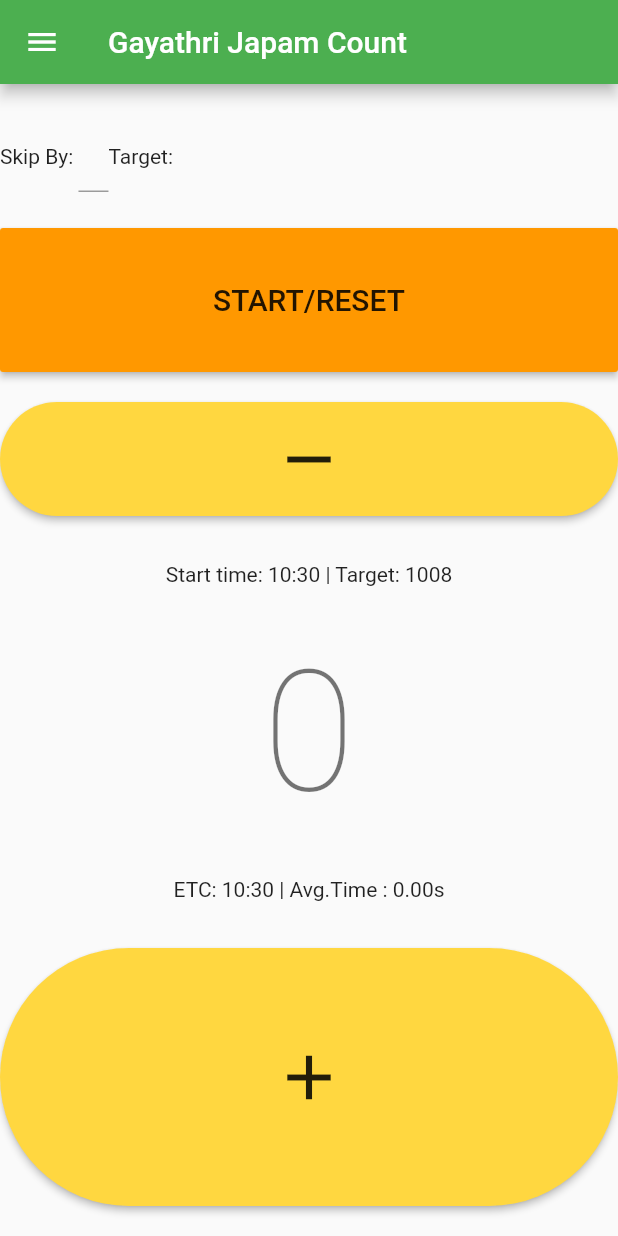
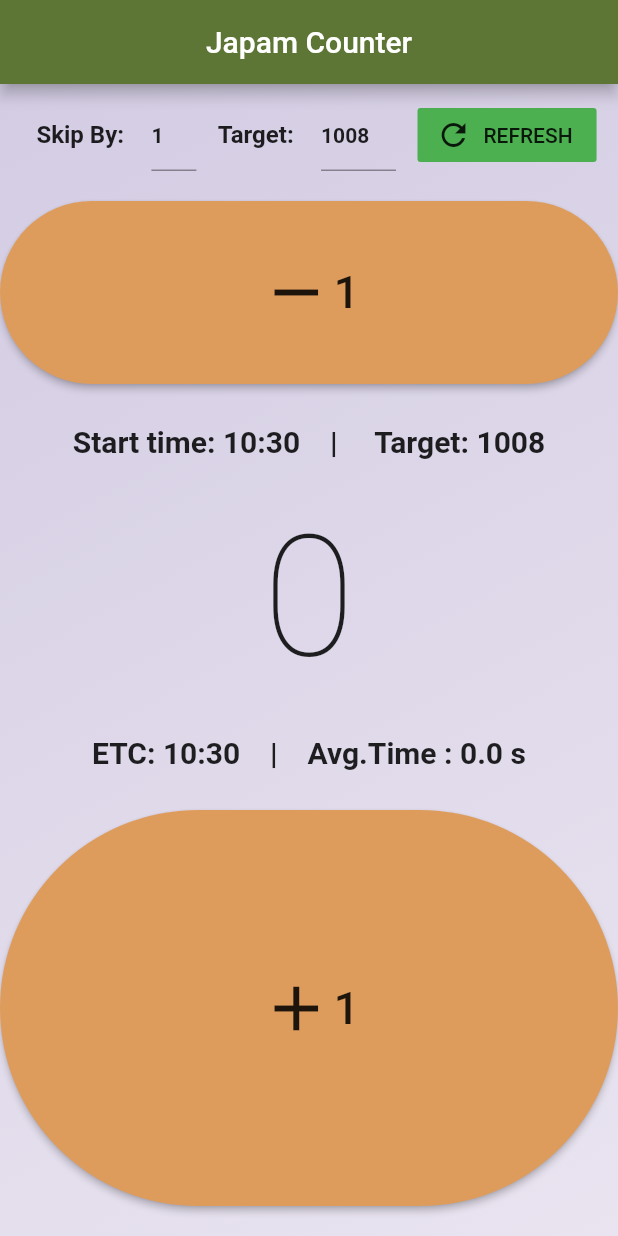
Before and after one commit to sidgan22/mantra_counter, a Flutter app: the screen it shows after launch, on a phone screen of 412 x 824 dp. Run offline on Flutter 3.47's test engine with Material 2 defaults, Android fonts, the light colour scheme and no system bars; our stand-ins replace flushbar, shared_preferences.

```diff
--- a/lib/screens/HomePage.dart
+++ b/lib/screens/HomePage.dart
@@ -1,175 +1,168 @@
 import 'package:flutter/material.dart';
+import 'package:flushbar/flushbar.dart';
+import 'package:flutter/services.dart';
+import 'package:intl/intl.dart';
+
 import 'package:shared_preferences/shared_preferences.dart';
 class HomePage extends StatefulWidget {
   @override
   _HomePageState createState() => _HomePageState();
 }
-
+final gkey = GlobalKey<ScaffoldState>();
 class _HomePageState extends State<HomePage> {
   int _counter = 0;
-  String eta="";
+
   String sttime;
   DateTime startTime;
   DateTime timeNow;
   DateTime etafinal=DateTime.now();
   var timeDiff;
+  int skValue=1;
+  int tgValue=1008;
   var t;
   var avgTime=0.0000;
   @override
   void initState() {
     super.initState();
     _loadCounter();
-  }
-
-  //Loading counter value on start
-  _loadCounter() async {
-    SharedPreferences prefs = await SharedPreferences.getInstance();
     setState(() {
-      sttime = DateTime.now().hour.toString()+':'+DateTime.now().minute.toString();
-      startTime = DateTime.now();
-      prefs.setString('starttime', sttime);
-      _counter = (prefs.getInt('counter') ?? 0);
-      etafinal=DateTime.now();
-
-      if(prefs.getInt('counter')==0)
-      {
-        _loadStartTime();
-      }
+      targetController.text='1008';
+      skipController.text='1';
     });
   }
-  _resetValue() async{
-    SharedPreferences prefs = await SharedPreferences.getInstance();
-    setState(() {
-      startTime = DateTime.now();
-      sttime = DateTime.now().hour.toString()+':'+DateTime.now().minute.toString();
-      prefs.setString('starttime', sttime);
-      _counter = 0 ;
-      etafinal=DateTime.now();
-      avgTime=0;
-      prefs.setInt('counter', _counter);
-    });
-  }
-  //Incrementing counter after click
-  _incrementCounter() async {
-    SharedPreferences prefs = await SharedPreferences.getInstance();
-
-    setState(() {
-
-      _counter = (prefs.getInt('counter') ?? 0) + 1;
-      timeNow = DateTime.now();
-      timeDiff = timeNow.difference(startTime).inSeconds.floor();
-      avgTime = timeDiff/_counter;
-      t = (avgTime*1008).floor();
-      print(t);
-      etafinal = startTime.add(Duration(seconds:t));
-      prefs.setInt('counter', _counter);
-    });
-
-  }
-  _decrementCounter() async {
-    SharedPreferences prefs = await SharedPreferences.getInstance();
-    setState(() {
-      var cnt = prefs.getInt('counter');
-      if(cnt>0)
-
-      {
-        _counter = (prefs.getInt('counter') ?? 0) - 1;
-        timeNow = DateTime.now();
-        timeDiff = timeNow.difference(startTime).inSeconds;
-        avgTime = timeDiff/_counter;
+  TextEditingController skipController=TextEditingController();
+  TextEditingController targetController = TextEditingController();
 
 
-        t = (avgTime*1008).floor();
-        etafinal = startTime.add(Duration(seconds:t));
-        prefs.setInt('counter', _counter);
 
-      }
-    });
-  }
-  _loadStartTime() async{
-    SharedPreferences prefs = await SharedPreferences.getInstance();
-    setState(() {
-      sttime = (prefs.getString('starttime') ?? "");
-    });
-  }
-  TextEditingController skipController,targetController;
-  FocusNode skFocus=FocusNode(),tgFocus=FocusNode();
   @override
   Widget build(BuildContext context) {
     var ht = (MediaQuery.of(context).size/3).toString();
+    var txt = Theme.of(context).textTheme;
 
     return Scaffold(
+      key: gkey,
       appBar: AppBar(
-        title: Text('Gayathri Japam Count'),
+        backgroundColor: Color(0xff5D7635),
+        title: Text('Japam Counter'),
+        centerTitle: true,
+//        actions: <Widget>[
+//          FlatButton.icon(onPressed: (){}, icon: Icon(Icons.settings,color: Colors.white,),label: Text(''),)
+//        ],
       ),
-      drawer:Drawer(
-        child: Container(),
+
+      body: Container(
+        decoration: BoxDecoration(
+          gradient: LinearGradient(
+              begin: Alignment.topLeft,
+              end: Alignment.bottomRight,
+              colors: [Color(0xffD3CCE3), Color(0xffE9E4F0)])
+
         ),
-      body: Center(
+//            height: MediaQuery.of(context).size.height,
         child: Column(
           children: <Widget>[
-            Expanded(
-              flex: 1,
-              child:
-                Row(
+            Padding(
+              padding: const EdgeInsets.only(top:10.0,left:10.0),
+              child: Row(
+                mainAxisAlignment: MainAxisAlignment.spaceEvenly,
                 children: <Widget>[
-                    Text('Skip By: '),
+                  Text('Skip By: ',style: TextStyle(fontWeight: FontWeight.bold,fontSize: txt.subtitle1.fontSize,),),
                   Container(
-                      width:20,
-                      child: TextFormField(
-                        style: TextStyle(fontSize: 12),
-                        onChanged: skipBy(),
-                        focusNode: skFocus,
+                    width: 30.0,
+                    child:TextField(
+                      inputFormatters: [LengthLimitingTextInputFormatter(3),WhitelistingTextInputFormatter.digitsOnly,],
+                      maxLengthEnforced: true,
+                      style: TextStyle(fontWeight: FontWeight.bold,fontSize: txt.bodyText1.fontSize,),
+                      keyboardType: TextInputType.number,
                       controller: skipController,
+
+                      onSubmitted: (val){
+                        if(int.parse(skipController.text)<=0 || int.parse(skipController.text)>tgValue ) {
+                          setState(() {
+                            skipController.text = '1';
+                            skValue = 1;
+                          });
+                        }
+                      },
+                        onChanged: (val){
+                        setState(() {
+                          skValue=int.parse(skipController.text);
+                        });},
+
+//                      InputDecoration(
+//                          focusedBorder: UnderlineInputBorder(
+//                              borderSide: BorderSide(color: Colors.green))),
                     ),
                   ),
-                    Text('Target: ')
+
+                  Text('Target: ',style: TextStyle(fontWeight: FontWeight.bold,fontSize: txt.subtitle1.fontSize,)),
+                  Container(
+                      width: 50.0,
+                      child: TextField(
+                        inputFormatters: [LengthLimitingTextInputFormatter(4),WhitelistingTextInputFormatter.digitsOnly,],
+                        style: TextStyle(fontWeight: FontWeight.bold,fontSize: txt.bodyText1.fontSize,),
+                        controller: targetController,
+                        autofocus: false,
+                        onSubmitted: (val){if(int.parse(targetController.text)<=0){
+                          setState(() {
+                            targetController.text='1';
+                            tgValue=1;
+                          });}
+
+                        },
+
+                        onChanged: (val){setState(() {
+                          tgValue=int.parse(targetController.text);
+                          _resetValue();
+                        });},
+                        keyboardType: TextInputType.number,
+                      ),),
+
+                  FlatButton.icon(onPressed: _resetValue, icon: Icon(Icons.refresh,), label: Text('REFRESH',style: txt.bodyText1,),color: Colors.green,),
+
+
                 ],
-                )
               ),
-            Expanded(
-              flex: 1,
-              child:RaisedButton(
-                color: Colors.orange,
-                onPressed: _resetValue,
-                child: Container(
-                  width: MediaQuery.of(context).size.width,
-                  child:
-                  Center(child: Text('START/RESET',style:Theme.of(context).textTheme.headline6,),),
-                ),
-              ) ,
             ),
 
             Expanded(
               flex: 1,
               child: Padding(
-
                 padding: EdgeInsets.only(top:20.0),
                 child: RaisedButton(
                   shape:  RoundedRectangleBorder(borderRadius:BorderRadius.circular(250.0)),
-                  color: Colors.amberAccent,
+                  color: Color(0xffDD9C5C),
                   onPressed: _decrementCounter,
                   child: Container(
-                      height: 80.0,
+                      height: 60.0,
                       width: MediaQuery.of(context).size.width,
-                      child:Icon(Icons.remove,size: 50.0,)
+                      child:Row(
+                        mainAxisAlignment: MainAxisAlignment.center,
+                        children: <Widget>[
+                          Icon(Icons.remove,size: 50.0,),
+                          Text(skValue.toString(),style: TextStyle(fontSize: 30),)
+                        ],
+                      )
                   ),
                 ),
               ),
             ),
 //            SizedBox(height: MediaQuery.of(context).size.height/6,),
             Expanded(
-              flex: 3,
-              child: Center(child:
+              flex: 2,
+              child: Center(
+                  child:
               Column(
                 mainAxisAlignment: MainAxisAlignment.spaceEvenly,
                 children: <Widget>[
-                  Text('Start time: $sttime | Target: 1008'),
+                  Text('Start time: $sttime \t\t | \t\t  Target: $tgValue',style: TextStyle(fontWeight: FontWeight.bold,fontSize: 20,)),
                   Text(
                     '$_counter',
-                    style: Theme.of(context).textTheme.headline1,
+//                      style: Theme.of(context).textTheme.headline1,
+                      style: TextStyle(fontWeight: FontWeight.w200,fontSize: Theme.of(context).textTheme.headline1.fontSize,)
                   ),
-                  Text('ETC: ${etafinal.hour}:${etafinal.minute} | Avg.Time : ${avgTime.toStringAsPrecision(3)}s')
+                  Text('ETC: ${etafinal.hour}:${DateFormat('mm').format(etafinal)} \t\t | \t\t Avg.Time : ${avgTime.toStringAsPrecision(2)} s',style: TextStyle(fontWeight: FontWeight.bold,fontSize: 20,))
                 ],
               )),
             ),
@@ -179,12 +172,18 @@ class _HomePageState extends State<HomePage> {
                 padding: EdgeInsets.only(bottom:20.0),
                 child: RaisedButton(
                     shape:  RoundedRectangleBorder(borderRadius:BorderRadius.circular(250.0)),
-                  color: Colors.amberAccent,
-                  onPressed: _incrementCounter,
+                  color: Color(0xffDD9C5C),
+                  onPressed:_incrementCounter,
                   child: Container(
                       margin: EdgeInsets.all(20),
                       width: MediaQuery.of(context).size.width,
-                      child:Center(child: Icon(Icons.add,size: 50,))
+                      child:Center(child: Row(
+                        mainAxisAlignment: MainAxisAlignment.center,
+                        children: <Widget>[
+                          Icon(Icons.add,size: 50,),
+                          Text(skValue.toString(),style: TextStyle(fontSize: 30),)
+                        ],
+                      ))
                   ),
                 ),
               ) ,
@@ -197,8 +196,127 @@ class _HomePageState extends State<HomePage> {
     );
   }
 
-  skipBy() {
+//Loading counter value on start
+  _loadCounter() async {
+    SharedPreferences prefs = await SharedPreferences.getInstance();
+    setState(() {
+      sttime =DateTime.now().hour.toString()+':'+DateFormat('mm').format(DateTime.now()).toString();
+      startTime = DateTime.now();
+//      prefs.setString('starttime', sttime);
+//      _counter = (prefs.getInt('counter') ?? 0);
+      _counter = 0;
+      etafinal=DateTime.now();
 
+//      if(prefs.getInt('counter')==0)
+//      {
+//        _loadStartTime();
+//      }
+    });
+  }
+  _resetValue() async{
+    SharedPreferences prefs = await SharedPreferences.getInstance();
+    setState(() {
+      startTime = DateTime.now();
+      sttime = DateTime.now().hour.toString()+':'+DateFormat('mm').format(DateTime.now()).toString();
+      prefs.setString('starttime', sttime);
+      _counter = 0 ;
+      etafinal=DateTime.now();
+      avgTime=0;
+      prefs.setInt('counter', _counter);
+    });
+  }
+  void _showDialog() {
+    // flutter defined function
+    showDialog(
+      context: context,
+      builder: (BuildContext context) {
+        // return object of type Dialog
+        return AlertDialog(
+          title: new Text("Completed"),
+          content: new Text("Average time: $avgTime s\nStart time: ${DateFormat('kk:mm').format(startTime)}\nEnd time: ${DateFormat('kk:mm').format(etafinal)}"),
+          actions: <Widget>[
+            // usually buttons at the bottom of the dialog
+            FlatButton(
+              child: new Text("Close"),
+              onPressed: () {
+                Navigator.of(context).pop();
+              },
+
+
+            ),
+            FlatButton(
+              child: new Text("Reset time"),
+              onPressed: () {
+                _resetValue();
+                Navigator.of(context).pop();
+              },),
+          ],
+        );
+      },
+    );
+  }
+  //Incrementing counter after click
+   _incrementCounter() async {
+    SharedPreferences prefs = await SharedPreferences.getInstance();
+
+    setState(() {
+
+      if(_counter+skValue<=tgValue)
+        {
+          _counter += skValue;
+//          _counter = (prefs.getInt('counter') ?? 0) + skValue;
+          timeNow = DateTime.now();
+          timeDiff = timeNow.difference(startTime).inSeconds.floor();
+          avgTime = timeDiff/_counter;
+          t = (avgTime*tgValue).floor();
+          print(t);
+          etafinal = startTime.add(Duration(seconds:t));
+//          prefs.setInt('counter', _counter);
+          if(_counter==tgValue)
+            {
+              _showDialog();
+            }
+        }
+      else
+
+      {
+        setState(() {
+          _counter=tgValue;
+        });
+
+        etafinal=DateTime.now();
+        _showDialog();
+      }
+
+
+      });
+
+  }
+  _decrementCounter() async {
+    SharedPreferences prefs = await SharedPreferences.getInstance();
+    setState(() {
+      if(_counter-skValue>=0)
+
+      {
+        _counter -= skValue;
+//        _counter = (prefs.getInt('counter') ?? 0) - skValue;
+        timeNow = DateTime.now();
+        timeDiff = timeNow.difference(startTime).inSeconds;
+        avgTime = timeDiff/_counter;
+
+
+        t = (avgTime*1008).floor();
+        etafinal = startTime.add(Duration(seconds:t));
+//        prefs.setInt('counter', _counter);
+
+      }
+    });
+  }
+  _loadStartTime() async{
+    SharedPreferences prefs = await SharedPreferences.getInstance();
+    setState(() {
+      sttime = (prefs.getString('starttime') ?? "");
+    });
   }
 
 }
--- a/pubspec.yaml
+++ b/pubspec.yaml
@@ -15,7 +15,7 @@ publish_to: 'none' # Remove this line if you wish to publish to pub.dev
 # In iOS, build-name is used as CFBundleShortVersionString while build-number used as CFBundleVersion.
 # Read more about iOS versioning at
 # https://developer.apple.com/library/archive/documentation/General/Reference/InfoPlistKeyReference/Articles/CoreFoundationKeys.html
-version: 1.0.0+1
+version: 2.0.4+1
 
 environment:
   sdk: ">=2.7.0 <3.0.0"
@@ -25,6 +25,8 @@ dependencies:
     sdk: flutter
   shared_preferences: ^0.5.8
   time_span: ^1.0.3
+  flushbar: ^1.10.4
+
 
 
   # The following adds the Cupertino Icons font to your application.
```
Also changed, not shown: lib/main.dart (+8 -4 lines), pubspec.lock, 16 other files. Lines whose indentation alone changed are shown as unchanged.
